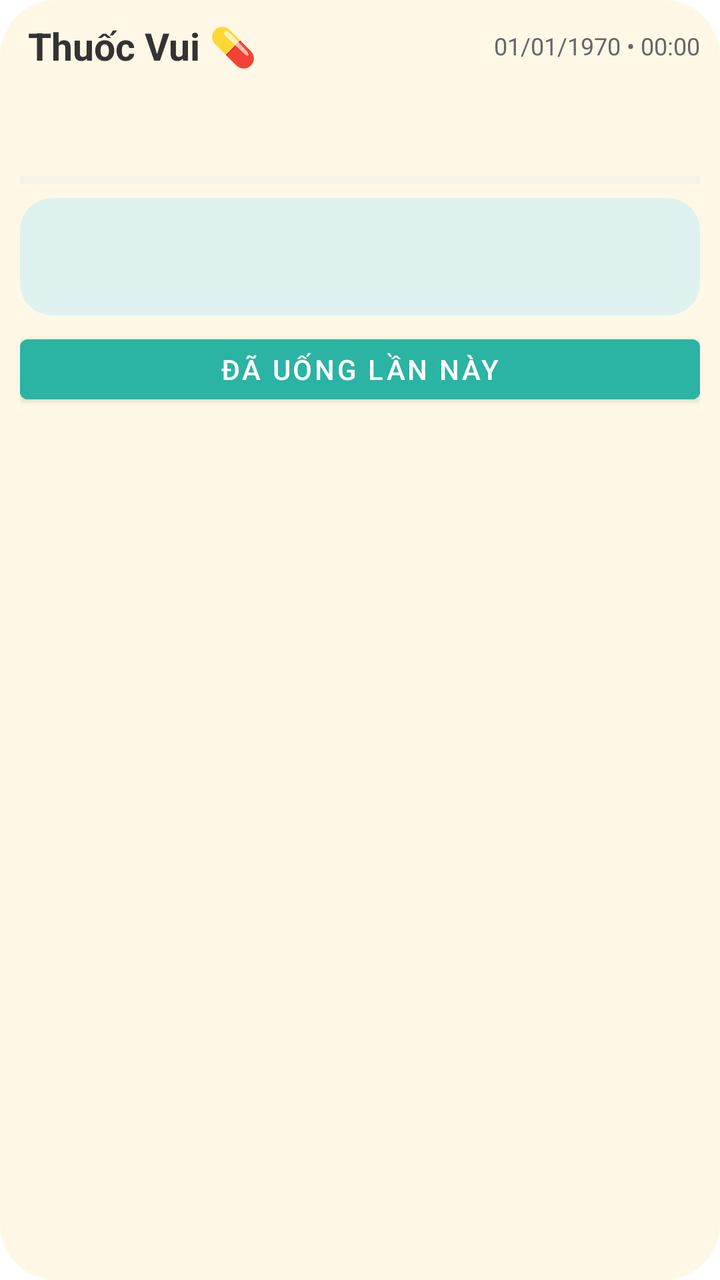
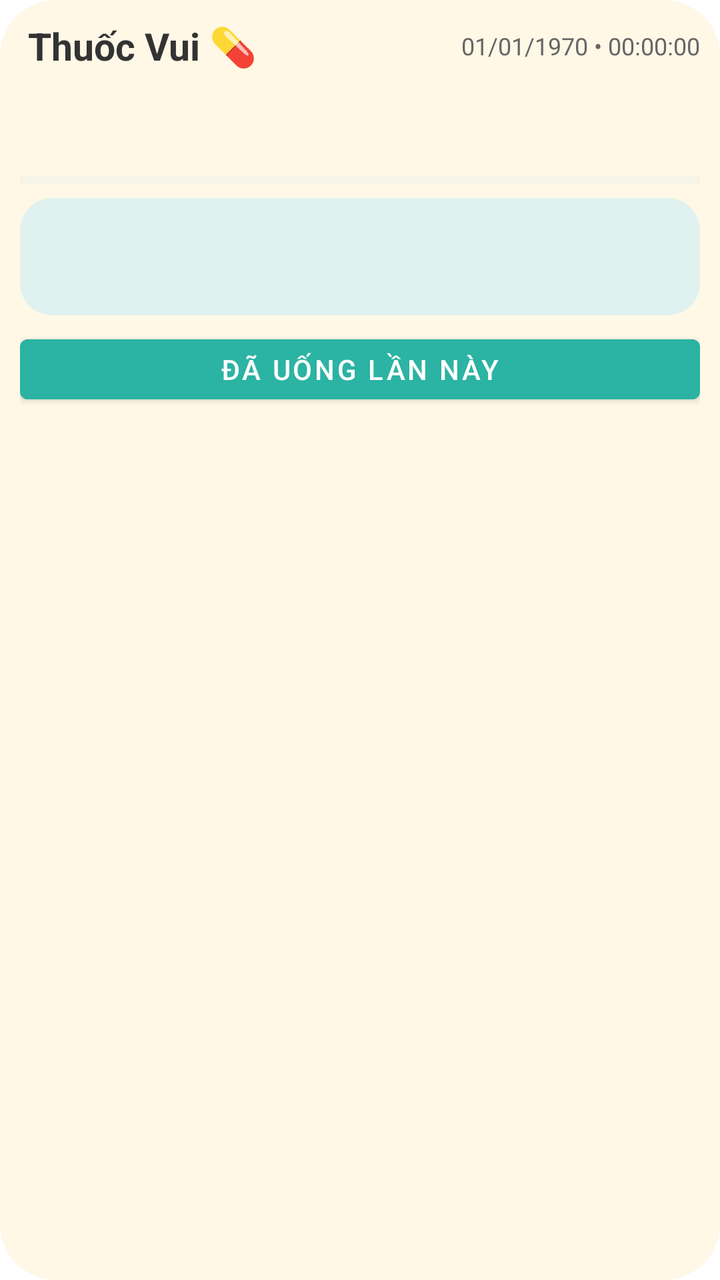

The first picture is an Android layout as it rendered before a commit; the second is the same layout after the commit. The layout source and the unified diff follow.
<!-- AndroidManifest.xml: fallback theme Theme.MaterialComponents.DayNight.NoActionBar -->
<!-- res/layout/thuoc_vui_widget.xml -->
<?xml version="1.0" encoding="utf-8"?>
<LinearLayout xmlns:android="http://schemas.android.com/apk/res/android"
    android:id="@+id/widget_container"
    android:layout_width="match_parent"
    android:layout_height="match_parent"
    android:layout_margin="4dp"
    android:orientation="vertical"
    android:background="@drawable/widget_background"
    android:padding="10dp">
    <LinearLayout
        android:layout_width="match_parent"
        android:layout_height="wrap_content"
        android:orientation="horizontal"
        android:gravity="center_vertical">
        <TextView
            android:id="@+id/widget_title"
            android:layout_width="0dp"
            android:layout_weight="1"
            android:layout_height="wrap_content"
            android:layout_marginLeft="4dp"
            android:text="Thuốc Vui 💊"
            android:textSize="19sp"
            android:textStyle="bold"
            android:textColor="#333333" />
        <TextClock
            android:id="@+id/widget_datetime"
            android:layout_width="wrap_content"
            android:layout_height="wrap_content"
            android:layout_marginLeft="8dp"
            android:textSize="12sp"
            android:textColor="#666666"
            android:format24Hour="dd/MM/yyyy • HH:mm"
            android:format12Hour="dd/MM/yyyy • HH:mm" />
    </LinearLayout>
    <TextView
        android:id="@+id/widget_pip"
        android:layout_width="match_parent"
        android:layout_height="wrap_content"
        android:layout_marginTop="4dp"
        android:textSize="14sp"
        android:textColor="#333333" />
    <TextView
        android:id="@+id/widget_progress"
        android:layout_width="match_parent"
        android:layout_height="wrap_content"
        android:layout_marginTop="4dp"
        android:textSize="15sp"
        android:textColor="#333333" />
    <ProgressBar
        android:id="@+id/widget_progress_bar"
        style="?android:attr/progressBarStyleHorizontal"
        android:layout_width="match_parent"
        android:layout_height="6dp"
        android:layout_marginTop="4dp"
        android:max="100"
        android:progress="0"
        android:progressTint="#2BB3A3"
        android:progressBackgroundTint="#D9E8E5" />
    <LinearLayout
        android:id="@+id/widget_next_card"
        android:layout_width="match_parent"
        android:layout_height="wrap_content"
        android:layout_marginTop="6dp"
        android:orientation="vertical"
        android:background="@drawable/next_card_light"
        android:padding="8dp">
        <TextView
            android:id="@+id/widget_next"
            android:layout_width="match_parent"
            android:layout_height="wrap_content"
            android:textSize="16sp"
            android:textStyle="bold"
            android:textColor="#333333" />
        <TextView
            android:id="@+id/widget_next_time"
            android:layout_width="match_parent"
            android:layout_height="wrap_content"
            android:layout_marginTop="2dp"
            android:textSize="14sp"
            android:textColor="#666666" />
    </LinearLayout>
    <Button
        android:id="@+id/widget_checkin"
        android:layout_width="match_parent"
        android:layout_height="wrap_content"
        android:layout_marginTop="6dp"
        android:minHeight="42dp"
        android:text="Đã uống lần này"
        android:textColor="#FFFFFF"
        android:backgroundTint="#2BB3A3" />
    <TextView
        android:id="@+id/widget_done"
        android:layout_width="match_parent"
        android:layout_height="wrap_content"
        android:layout_marginTop="6dp"
        android:text="🎉 Đã xong hôm nay!"
        android:textSize="16sp"
        android:textStyle="bold"
        android:visibility="gone" />
    <TextView
        android:id="@+id/widget_done_detail"
        android:layout_width="match_parent"
        android:layout_height="wrap_content"
        android:layout_marginTop="4dp"
        android:textSize="14sp"
        android:textColor="#333333"
        android:visibility="gone" />
</LinearLayout>
<!-- resources referenced by this layout -->
<resources>
  <!-- drawable next_card_light (drawable) -->
  <?xml version="1.0" encoding="utf-8"?>
  <shape xmlns:android="http://schemas.android.com/apk/res/android" android:shape="rectangle">
      <solid android:color="#FFE0F2EF" />
      <corners android:radius="16dp" />
  </shape>
  <!-- drawable widget_background (drawable) -->
  <?xml version="1.0" encoding="utf-8"?>
  <shape xmlns:android="http://schemas.android.com/apk/res/android" android:shape="rectangle">
      <solid android:color="#FFFFF8E6" />
      <corners android:radius="28dp" />
  </shape>
</resources>

<!-- the commit's change to res/layout/thuoc_vui_widget.xml (unified diff, before → after) -->
@@ -29,8 +29,8 @@
             android:layout_marginLeft="8dp"
             android:textSize="12sp"
             android:textColor="#666666"
-            android:format24Hour="dd/MM/yyyy • HH:mm"
-            android:format12Hour="dd/MM/yyyy • HH:mm" />
+            android:format24Hour="dd/MM/yyyy • HH:mm:ss"
+            android:format12Hour="dd/MM/yyyy • HH:mm:ss" />
     </LinearLayout>
     <TextView
         android:id="@+id/widget_pip"
